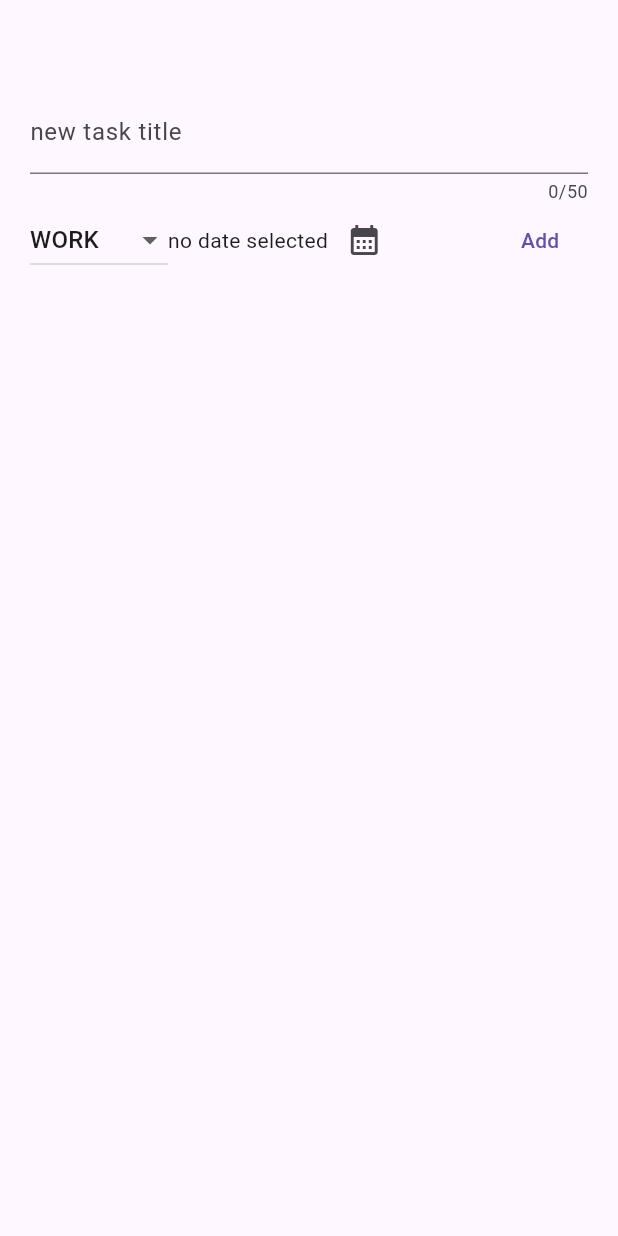
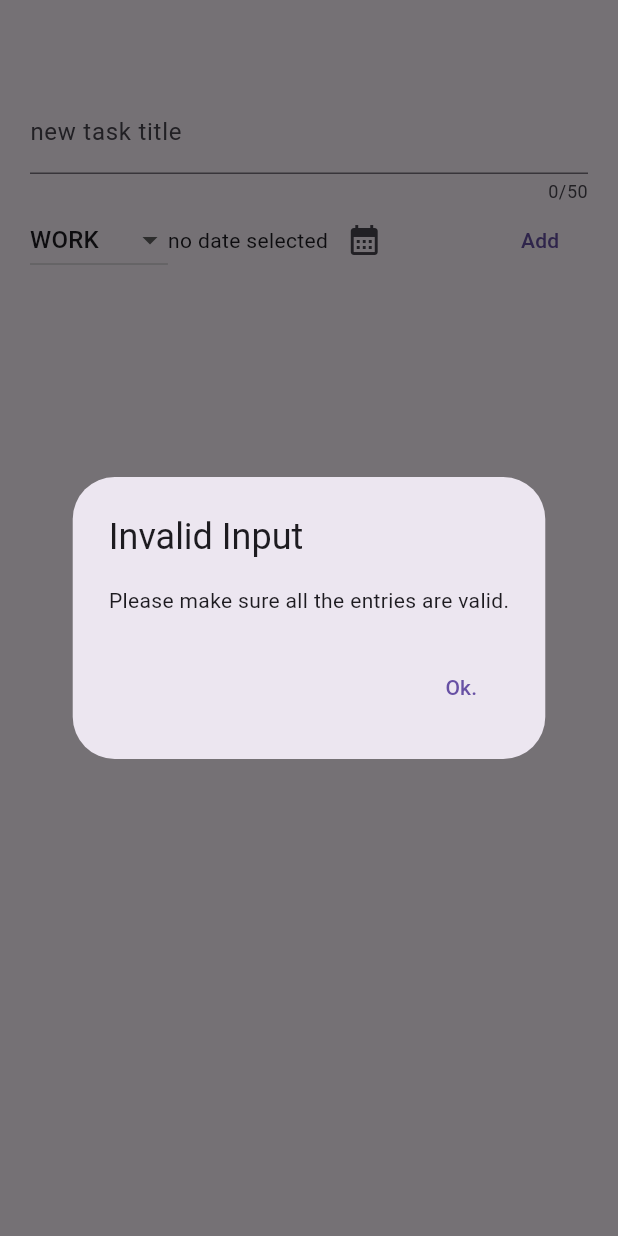
Before and after one commit to CSI-Trainees-25/vivek_24153106_appTask1, a Flutter app: the NewTask widget shown alone on an empty page, opened directly with empty values, after a tap on "Add", on a phone screen of 412 x 824 dp. Run offline on Flutter 3.47's test engine with Material 3 defaults, Android fonts, the phone set to English and light mode, and no system bars.

Commit message:
tasks made dismissable with remove function. snackbar added to undo the removal of tasks

```diff
--- a/lib/new_task.dart
+++ b/lib/new_task.dart
@@ -77,6 +77,27 @@ class _NewTaskState extends State<NewTask> {
                 Spacer(),
                 TextButton(
                   onPressed: () {
+                    if (_titleController.text.trim().isEmpty ||
+                        _selectedDate == null) {
+                      showDialog(
+                        context: context,
+                        builder: (ctx) => AlertDialog(
+                          title: Text('Invalid Input'),
+                          content: Text(
+                            'Please make sure all the entries are valid.',
+                          ),
+                          actions: [
+                            TextButton(
+                              onPressed: () {
+                                Navigator.pop(ctx);
+                              },
+                              child: const Text('Ok.'),
+                            ),
+                          ],
+                        ),
+                      );
+                      return;
+                    }
                     Task task = Task(
                       title: _titleController.text,
                       category: _selectedCategory,
--- a/lib/task_list.dart
+++ b/lib/task_list.dart
@@ -3,7 +3,8 @@ import 'package:todo_app_csi/task.dart';
 import 'package:todo_app_csi/task_card.dart';
 
 class TaskList extends StatelessWidget {
-  const TaskList({super.key, required this.tasks});
+  const TaskList({super.key, required this.tasks, required this.onRemove});
+  final void Function(Task task) onRemove;
   final List<Task> tasks;
 
   @override
@@ -11,6 +12,9 @@ class TaskList extends StatelessWidget {
     return ListView.builder(
       itemCount: tasks.length,
       itemBuilder: (ctx, index) => Dismissible(
+        onDismissed: (direction) {
+          onRemove(tasks[index]);
+        },
         key: ValueKey(tasks[index]),
         child: TaskCard(tasks[index]),
       ),
```
Also changed, not shown: lib/tasks.dart (+23 -3 lines).
